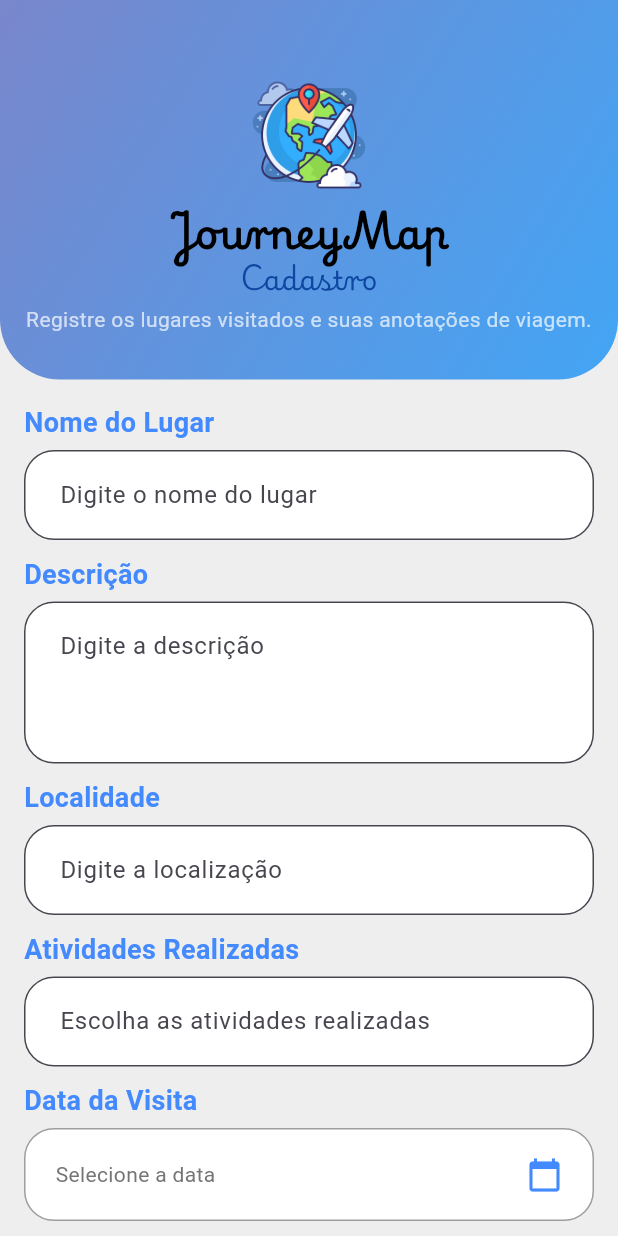
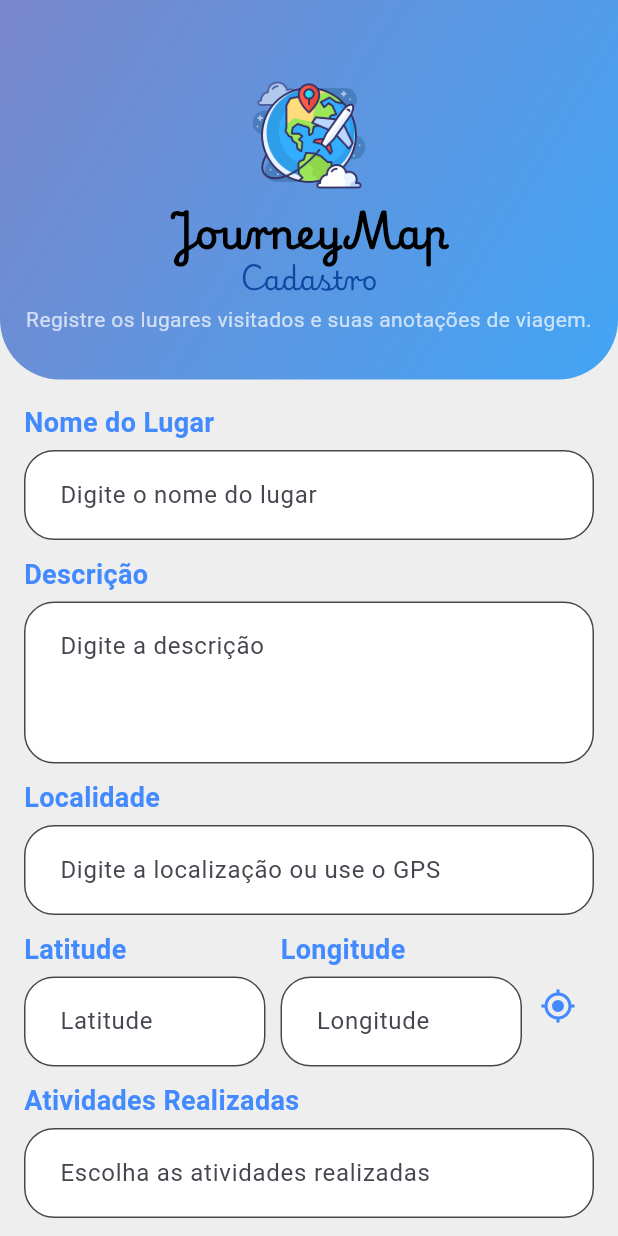
Before and after one commit to AnaJuliaGPeres/APLICATIVO_PROVA, a Flutter app: the AdicionarLugarPage screen opened directly, on a phone screen of 412 x 824 dp. Run offline on Flutter 3.47's test engine with Material 3 defaults, Android fonts, the phone set to English and light mode, and no system bars; our stand-ins replace geolocator, sqflite; accounts and stored records are empty.

Commit message:
gps implementado

```diff
--- a/lib/dao/lugar_dao.dart
+++ b/lib/dao/lugar_dao.dart
@@ -38,6 +38,8 @@ class LugarDao{
         Lugar.CAMPO_DATA_VISITA,
         Lugar.CAMPO_ATIVIDADES_REALIZADAS,
         Lugar.CAMPO_LOCALIZACAO,
+        Lugar.CAMPO_LATITUDE,
+        Lugar.CAMPO_LONGITUDE,
       ],
     );
     return resultado.map((m) => Lugar.fromMap(m)).toList();
--- a/lib/model/lugar.dart
+++ b/lib/model/lugar.dart
@@ -6,6 +6,8 @@ class Lugar {
   static const CAMPO_DESCRICAO = 'descricao';
   static const CAMPO_ATIVIDADES_REALIZADAS = 'atividades_realizadas';
   static const CAMPO_LOCALIZACAO = 'localizacao';
+  static const CAMPO_LATITUDE = 'latitude';
+  static const CAMPO_LONGITUDE = 'longitude';
   static const CAMPO_DATA_VISITA = 'dataVisita';
   static const nomeTabela = 'tarefa';
 
@@ -15,6 +17,8 @@ class Lugar {
   DateTime? dataVisita;
   List<String> atividadesRealizadas;
   String? localizacao;
+  double? latitude;
+  double? longitude;
 
   // Remover o parâmetro 'atividades' desnecessário
   Lugar({
@@ -25,6 +29,8 @@ class Lugar {
     required this.atividadesRealizadas,
 
     this.localizacao,
+    this.latitude,
+    this.longitude,
   });
 
   // Método para formatar a data de visita, caso exista.
@@ -48,6 +54,8 @@ class Lugar {
       CAMPO_DATA_VISITA: dataVisita?.toIso8601String(),
       CAMPO_ATIVIDADES_REALIZADAS: atividadesRealizadas.join(','),
       CAMPO_LOCALIZACAO: localizacao,
+      CAMPO_LATITUDE: latitude,
+      CAMPO_LONGITUDE: longitude,
     };
   }
 
@@ -64,6 +72,8 @@ class Lugar {
           .where((a) => a.isNotEmpty)
           .toList(),
       localizacao: map[CAMPO_LOCALIZACAO],
+      latitude: map[CAMPO_LATITUDE] != null ? map[CAMPO_LATITUDE] as double : null,
+      longitude: map[CAMPO_LONGITUDE] != null ? map[CAMPO_LONGITUDE] as double : null,
     );
   }
 }
--- a/lib/pages/adicionar_lugar_page.dart
+++ b/lib/pages/adicionar_lugar_page.dart
@@ -3,6 +3,8 @@ import '../dao/lugar_dao.dart';
 import 'atividades_page.dart';
 import '../model/lugar.dart';
 import 'package:trabalho_disiciplina/pages/home_page.dart'; // Importar a HomePage
+import 'package:trabalho_disiciplina/services/gps_service.dart';
+import 'package:geolocator/geolocator.dart';
 
 class AdicionarLugarPage extends StatefulWidget {
   @override
@@ -16,8 +18,11 @@ class _AdicionarLugarPageState extends State<AdicionarLugarPage> {
   final TextEditingController descricaoController = TextEditingController();
   final TextEditingController atividadesController = TextEditingController();
   final TextEditingController localidadeController = TextEditingController();
+  final TextEditingController latitudeController = TextEditingController();
+  final TextEditingController longitudeController = TextEditingController();
 
   final LugarDao _dao = LugarDao();
+  final GpsService _gpsService = GpsService();
 
 
   DateTime? dataVisitaSelecionada;
@@ -28,14 +33,19 @@ class _AdicionarLugarPageState extends State<AdicionarLugarPage> {
     final String descricao = descricaoController.text;
     final String atividades = atividadesController.text;
     final String localidade = localidadeController.text;
+    final double? latitude = double.tryParse(latitudeController.text);
+    final double? longitude = double.tryParse(longitudeController.text);
 
     if (nome.isNotEmpty && descricao.isNotEmpty && localidade.isNotEmpty && dataVisitaSelecionada != null) {
       final novoLugar = Lugar(
         nome: nome,
         descricao: descricao,
         dataVisita: dataVisitaSelecionada!,
-        atividadesRealizadas: atividades.split(',').map((e) => e.trim()).toList(),
-        localizacao: localidade, id: null,
+        atividadesRealizadas: atividades.split(",").map((e) => e.trim()).toList(),
+        localizacao: localidade,
+        latitude: latitude,
+        longitude: longitude,
+        id: null,
       );
 
       final sucesso = await _dao.salvar(novoLugar);
@@ -44,7 +54,7 @@ class _AdicionarLugarPageState extends State<AdicionarLugarPage> {
         mostrarDialogo();
       } else {
         ScaffoldMessenger.of(context).showSnackBar(
-          SnackBar(content: Text('Erro ao salvar o lugar.')),
+          SnackBar(content: Text("Erro ao salvar o lugar.")),
         );
       }
     }
@@ -85,6 +95,8 @@ class _AdicionarLugarPageState extends State<AdicionarLugarPage> {
       descricaoController.clear();
       atividadesController.clear();
       localidadeController.clear();
+      latitudeController.clear();
+      longitudeController.clear();
       dataVisitaSelecionada = null;
     });
   }
@@ -113,6 +125,17 @@ class _AdicionarLugarPageState extends State<AdicionarLugarPage> {
     if (atividadesSelecionadas != null) {
       setState(() {
         atividadesController.text = atividadesSelecionadas;
+      });
+    }
+  }
+
+  Future<void> _obterLocalizacaoAtual() async {
+    Position? position = await _gpsService.getCurrentLocation(context);
+    if (position != null) {
+      setState(() {
+        latitudeController.text = position.latitude.toString();
+        longitudeController.text = position.longitude.toString();
+        localidadeController.text = "Lat: ${position.latitude}, Lon: ${position.longitude}"; // Opcional: preencher localidade
       });
     }
   }
@@ -181,7 +204,22 @@ class _AdicionarLugarPageState extends State<AdicionarLugarPage> {
                 children: [
                   campoTexto("Nome do Lugar", "Digite o nome do lugar", nomeController),
                   campoTexto("Descrição", "Digite a descrição", descricaoController, maxLines: 3),
-                  campoTexto("Localidade", "Digite a localização", localidadeController),
+                  campoTexto("Localidade", "Digite a localização ou use o GPS", localidadeController),
+                  Row(
+                    children: [
+                      Expanded(
+                        child: campoTexto("Latitude", "Latitude", latitudeController, readOnly: true),
+                      ),
+                      SizedBox(width: 10),
+                      Expanded(
+                        child: campoTexto("Longitude", "Longitude", longitudeController, readOnly: true),
+                      ),
+                      IconButton(
+                        icon: Icon(Icons.gps_fixed, color: Colors.blueAccent),
+                        onPressed: _obterLocalizacaoAtual,
+                      )
+                    ],
+                  ),
 
                   campoTexto(
                     "Atividades Realizadas",
--- a/lib/pages/lista_lugares.dart
+++ b/lib/pages/lista_lugares.dart
@@ -124,9 +124,13 @@ class _ListaLugaresPageState extends State<ListaLugaresPage> {
                   Text('Descrição: ${lugares.descricao}'),
                   Text('Local: ${lugares.localizacao}'),
                   Text('Data da visita: ${lugares.dataVisitaFormatada}'),
+
                   if (lugares.atividadesRealizadas != null &&
                       lugares.atividadesRealizadas!.isNotEmpty)
                     Text('Atividades: ${lugares.atividadesRealizadas!.join(", ")}'),
+                  Text("Latitude: ${lugares.latitude ?? 'N/A'}"),
+                  Text("Longitude: ${lugares.longitude ?? 'N/A'}"),
+
                 ],
               ),
               trailing: const Icon(Icons.more_vert),
--- a/pubspec.yaml
+++ b/pubspec.yaml
@@ -41,6 +41,8 @@ dependencies:
   sqflite: ^2.4.2
   sqflite_common_ffi: ^2.3.0
   path_provider: ^2.1.1
+  geolocator: ^10.1.0
+
 
 
 dev_dependencies:
```
Also changed, not shown: lib/database/database_provider.dart (+13 -9 lines), lib/widget/conteudo_form_dialog.dart (added), pubspec.lock, 4 other files.
